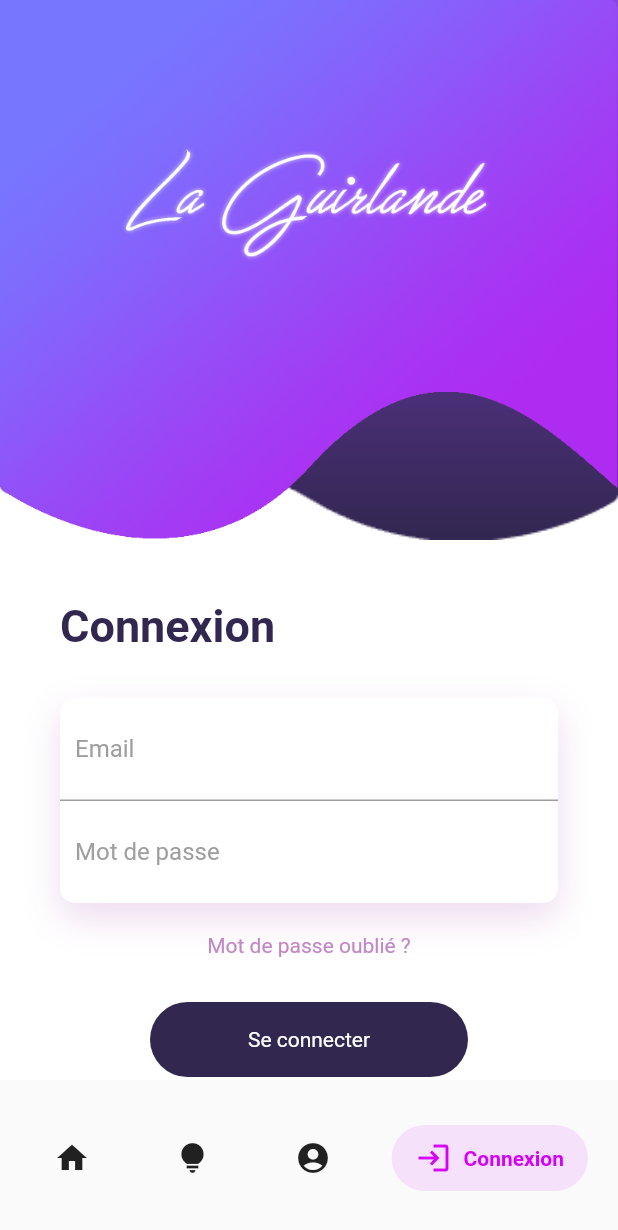
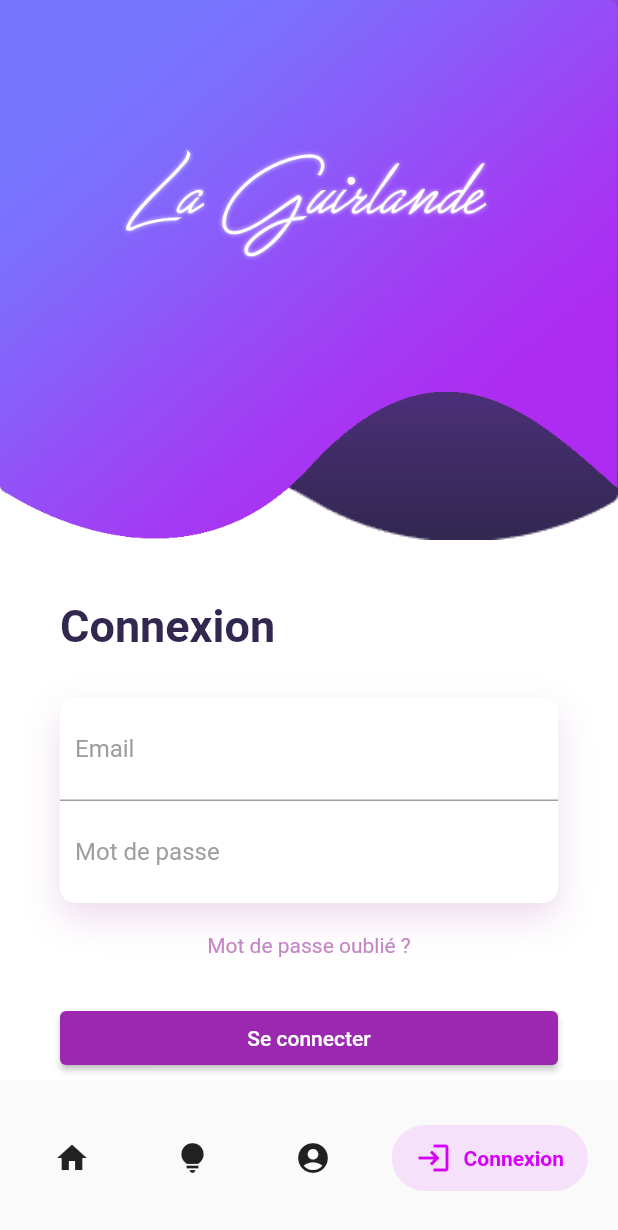
Before and after one commit to la-guirlande/guirlande-hub-mobile, a Flutter app: the screen it shows after launch, item 4 of the bottom bar chosen, on a phone screen of 412 x 824 dp. Shown: the top 1230 px of the screen. Run offline on Flutter 3.47's test engine with Material 2 defaults, Android fonts, the phone set to English and light mode, and no system bars; drawn by our look-alikes of salomon_bottom_bar; our stand-ins replace flutter_secure_storage, google_fonts.

Commit message:
pc taff to pc perso

```diff
--- a/lib/core/services/api_service.dart
+++ b/lib/core/services/api_service.dart
@@ -18,8 +18,10 @@ class APIService {
         headers: requestHeaders, body: jsonEncode(loginRequestModel.toJson()));
 
     if (response.statusCode == 200) {
-      storage.write(key: 'accessToken', value: response.body);
-      return response.body;
+    LoginResponseModel responseJson = loginResponseModel(response.body);
+      storage.write(key: 'accessToken', value:responseJson.accessToken );
+      storage.write(key: 'refreshToken', value:responseJson.refreshToken );
+      return responseJson.accessToken;
     } else {
       return "Erreur login bg";
     }
--- a/lib/main.dart
+++ b/lib/main.dart
@@ -1,5 +1,10 @@
 import 'package:flutter/material.dart';
 import 'package:giurlande_hub_mobile/ui/wrapper.dart';
+import 'package:http/http.dart' as http;
+import 'package:flutter_secure_storage/flutter_secure_storage.dart';
+import 'dart:convert' show json, base64, ascii;
+
+final storage = FlutterSecureStorage();
 
 void main() {
   runApp(const MyApp());
--- a/lib/ui/pages/login_page.dart
+++ b/lib/ui/pages/login_page.dart
@@ -1,5 +1,12 @@
 import 'package:flutter/material.dart';
+import 'package:giurlande_hub_mobile/core/config/config.dart';
+import 'package:giurlande_hub_mobile/core/models/login/login_request_model.dart';
+import 'package:giurlande_hub_mobile/core/services/api_service.dart';
+import 'package:giurlande_hub_mobile/main.dart';
 import 'package:giurlande_hub_mobile/ui/widgets/fade_animation.dart';
+import 'package:http/http.dart' as http;
+import 'package:flutter_secure_storage/flutter_secure_storage.dart';
+import 'dart:convert' show json, base64, ascii;
 
 class LoginPage extends StatefulWidget {
   const LoginPage({Key? key}) : super(key: key);
@@ -9,16 +16,28 @@ class LoginPage extends StatefulWidget {
 }
 
 class _LoginPageState extends State<LoginPage> {
-  String? email;
-  String? password;
+  final emailController = TextEditingController();
+  final passwordController = TextEditingController();
 
-  GlobalKey<FormState> globalFormKey = GlobalKey<FormState>();
+  @override
+  void dispose() {
+    // Clean up the controller when the widget is disposed.
+    emailController.dispose();
+    passwordController.dispose();
+    super.dispose();
+  }
+
+  void displayDialog(context, title, text) => showDialog(
+        context: context,
+        builder: (context) =>
+            AlertDialog(title: Text(title), content: Text(text)),
+      );
 
   @override
   Widget build(BuildContext context) {
     final width = MediaQuery.of(context).size.width;
-    final TextEditingController _usernameController = TextEditingController();
-    final TextEditingController _passwordController = TextEditingController();
+    var email = "";
+    var password = "";
 
     return Scaffold(
       backgroundColor: Colors.white,
@@ -87,9 +106,9 @@ class _LoginPageState extends State<LoginPage> {
                           decoration: const BoxDecoration(
                               border: Border(
                                   bottom: BorderSide(color: Colors.grey))),
-                          child: const TextField(
-                            controller: _usernameController,
-                                decoration: InputDecoration(
+                          child: TextField(
+                            controller: emailController,
+                            decoration: const InputDecoration(
                                 border: InputBorder.none,
                                 hintText: "Email",
                                 hintStyle: TextStyle(color: Colors.grey)),
@@ -97,8 +116,10 @@ class _LoginPageState extends State<LoginPage> {
                         ),
                         Container(
                           padding: const EdgeInsets.all(10),
-                          child: const TextField(
-                            decoration: InputDecoration(
+                          child: TextField(
+                            controller: passwordController,
+                            obscureText: true,
+                            decoration: const InputDecoration(
                                 border: InputBorder.none,
                                 hintText: "Mot de passe",
                                 hintStyle: TextStyle(color: Colors.grey)),
@@ -118,14 +139,25 @@ class _LoginPageState extends State<LoginPage> {
                   const SizedBox(
                     height: 30,
                   ),
-                  Container(
-                    height: 50,
-                    margin: const EdgeInsets.symmetric(horizontal: 60),
-                    decoration: BoxDecoration(
-                      borderRadius: BorderRadius.circular(50),
-                      color: const Color.fromRGBO(49, 39, 79, 1),
-                    ),
+                  ElevatedButton(
+                    // height: 50,
+                    // margin: const EdgeInsets.symmetric(horizontal: 60),
+                    // decoration: BoxDecoration(
+                    //   borderRadius: BorderRadius.circular(50),
+                    //   color: const Color.fromRGBO(49, 39, 79, 1),
+                    // ),
+                    onPressed: () async {
+                      var email = emailController.text;
+                      var password = passwordController.text;
+                      var credentials = LoginRequestModel(email: email, password: password);
+
+                      var result = APIService.login(credentials);
+                        displayDialog(context, "Access Token",
+                            result);
+
+                    },
                     child: const Center(
+                      heightFactor: 2,
                       child: Text(
                         "Se connecter",
                         style: TextStyle(color: Colors.white),
```
